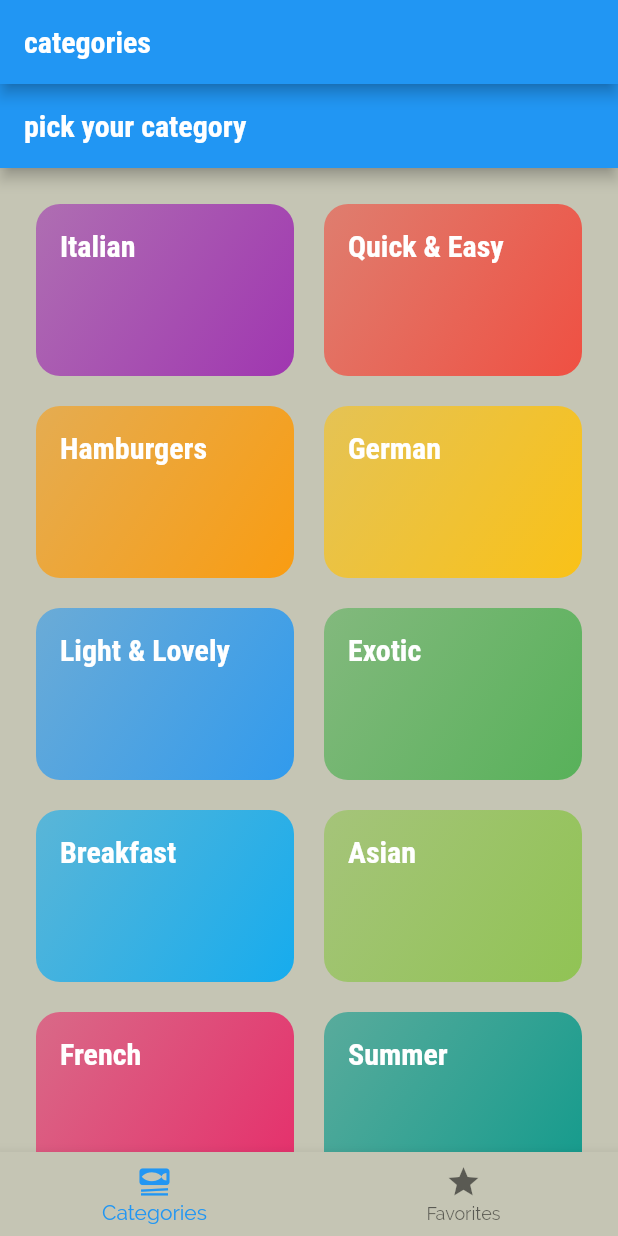
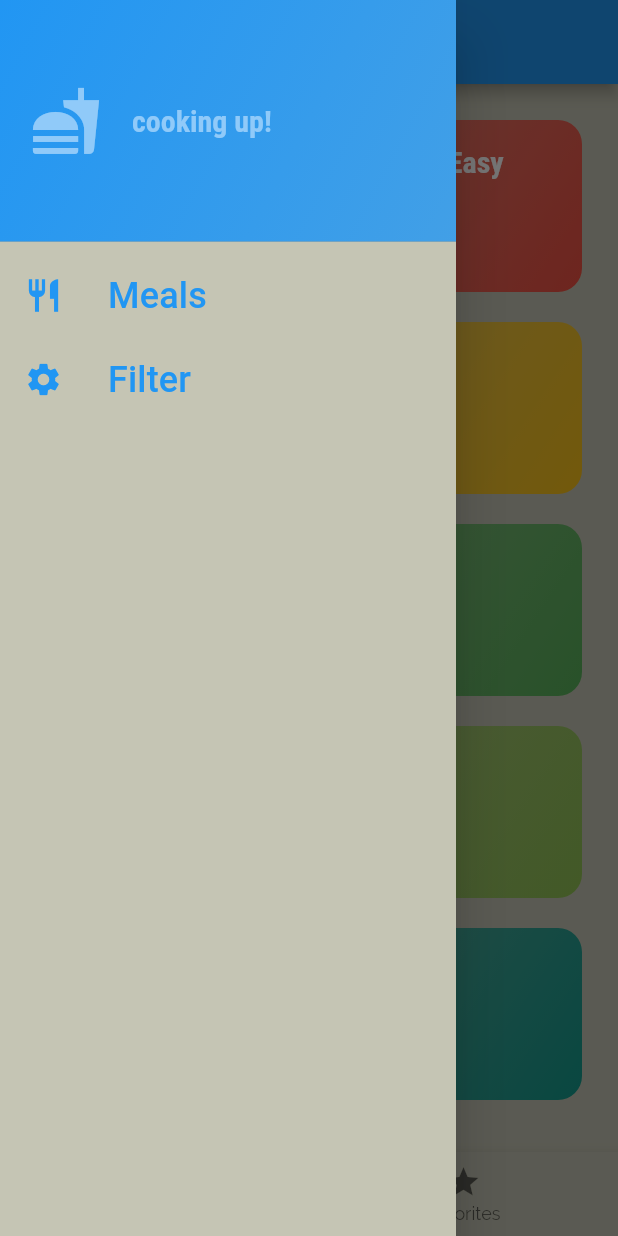
Before and after one commit to George-k-tech/meal_app, a Flutter app: the screen it shows after launch, with the side drawer open (before the commit the screen has no drawer), on a phone screen of 412 x 824 dp. Run offline on Flutter 3.47's test engine with Material 2 defaults, Android fonts, the phone set to English and light mode, and no system bars; our stand-ins replace transparent_image.

Commit message:
adding the drawers filtering meals

```diff
--- a/lib/screens/categories.dart
+++ b/lib/screens/categories.dart
@@ -1,14 +1,19 @@
 import 'package:flutter/material.dart';
+import 'package:meal_app/model/meal.dart';
 import 'package:meal_app/screens/meals.dart';
 import '../widgets/category_grid_item.dart';
 import '../data/dummy_data.dart';
 import '../model/category.dart';
 
 class Categories extends StatelessWidget {
-  const Categories({super.key});
+  const Categories({super.key, required this.onToggleFavorite, required this.availableMeals});
+
+  final void Function(Meal meal) onToggleFavorite;
+
+  final List<Meal> availableMeals;
 
   void _selectCategory(BuildContext context, Category category) {
-    final filteredMeals = dummyMeals
+    final filteredMeals = availableMeals
         .where(
           (meal) => meal.categories.contains(
             category.id,
@@ -18,19 +23,18 @@ class Categories extends StatelessWidget {
 
     Navigator.of(context).push(
       MaterialPageRoute(
-        builder: (ctx) =>
-            MealsScreen(title: category.title, meals: filteredMeals),
+        builder: (ctx) => MealsScreen(
+          title: category.title,
+          meals: filteredMeals,
+          onToggleFavorite: onToggleFavorite,
+        ),
       ),
     );
   }
 
   @override
   Widget build(BuildContext context) {
-    return Scaffold(
-      appBar: AppBar(
-        title: const Text('pick your category'),
-      ),
-      body: GridView(
+    return GridView(
       padding: const EdgeInsets.all(24),
       gridDelegate: const SliverGridDelegateWithFixedCrossAxisCount(
         crossAxisCount: 2,
@@ -48,7 +52,6 @@ class Categories extends StatelessWidget {
             },
           )
       ],
-      ),
     );
   }
 }
--- a/lib/screens/tabs.dart
+++ b/lib/screens/tabs.dart
@@ -1,6 +1,17 @@
 import 'package:flutter/material.dart';
+import 'package:meal_app/data/dummy_data.dart';
+import 'package:meal_app/model/meal.dart';
 import 'package:meal_app/screens/categories.dart';
+import 'package:meal_app/screens/filters.dart';
 import 'package:meal_app/screens/meals.dart';
+import 'package:meal_app/widgets/main_drawer.dart';
+
+const kInitialFilters = {
+  Filter.glutenFree: false,
+  Filter.lactoseFree: false,
+  Filter.vegeterian: false,
+  Filter.vegan: false,
+};
 
 class TabsScreen extends StatefulWidget {
   const TabsScreen({super.key});
@@ -11,6 +22,34 @@ class TabsScreen extends StatefulWidget {
 
 class _TabsScreenState extends State<TabsScreen> {
   int _selectedPageIndex = 0;
+  final List<Meal> _fovoriteMeals = [];
+
+  Map<Filter, bool> _selectedFilters = kInitialFilters;
+
+  void _showInfoMessage(String Message) {
+    ScaffoldMessenger.of(context).clearSnackBars();
+    ScaffoldMessenger.of(context).showSnackBar(
+      SnackBar(
+        content: Text(Message),
+      ),
+    );
+  }
+
+  void _toggleMealFavoriteStatus(Meal meal) {
+    final isExisting = _fovoriteMeals.contains(meal);
+
+    if (isExisting) {
+      setState(() {
+        _fovoriteMeals.remove(meal);
+      });
+      _showInfoMessage('meal is no longer a fovorite');
+    } else {
+      setState(() {
+        _fovoriteMeals.add(meal);
+      });
+      _showInfoMessage('meal marked as favorite');
+    }
+  }
 
   void _selectPage(int index) {
     setState(() {
@@ -18,23 +57,65 @@ class _TabsScreenState extends State<TabsScreen> {
     });
   }
 
+  void _setScreeen(String identifier) async {
+    Navigator.of(context).pop();
+    if (identifier == 'filters') {
+      final result = await Navigator.of(context).push<Map<Filter, bool>>(
+        MaterialPageRoute(
+          builder: (ctx) => FilterScreen(
+            currentFilter: _selectedFilters,
+          ),
+        ),
+      );
+      setState(() {
+        _selectedFilters = result ?? kInitialFilters;
+      });
+    }
+  }
+
   @override
   Widget build(BuildContext context) {
-    Widget activePage = const Categories();
-    var activePageTitle = 'categories';
+    final availableMeals = dummyMeals.where((meal) {
+      if (_selectedFilters[Filter.glutenFree]! && !meal.isGlutenFree) {
+        return false;
+      }
+      if (_selectedFilters[Filter.lactoseFree]! && !meal.isLactoseFree) {
+        return false;
+      }
+      if (_selectedFilters[Filter.vegeterian]! && !meal.isVegetarian) {
+        return false;
+      }
+      if (_selectedFilters[Filter.vegan]! && !meal.isVegan) {
+        return false;
+      }
+      return true;
+    }).toList();
+
+    Widget activePage = Categories(
+      onToggleFavorite: _toggleMealFavoriteStatus,
+      availableMeals: availableMeals,
+    );
+    var activePageTitle = 'Categories';
 
     if (_selectedPageIndex == 1) {
-      activePage = MealsScreen(title: 'favorites', meals: []);
-      activePageTitle = 'your favorites';
+      activePage = MealsScreen(
+        meals: _fovoriteMeals,
+        onToggleFavorite: _toggleMealFavoriteStatus,
+      );
+      activePageTitle = 'your Favorites';
     }
 
     return Scaffold(
       appBar: AppBar(
         title: Text(activePageTitle),
       ),
+      drawer: MainDrawer(
+        onSelectScreen: _setScreeen,
+      ),
       body: activePage,
       bottomNavigationBar: BottomNavigationBar(
         onTap: _selectPage,
+        currentIndex: _selectedPageIndex,
         items: const [
           BottomNavigationBarItem(
             icon: Icon(Icons.set_meal),
--- /dev/null
+++ b/lib/widgets/main_drawer.dart
@@ -0,0 +1,83 @@
+import 'package:flutter/material.dart';
+
+class MainDrawer extends StatelessWidget {
+  const MainDrawer({super.key, required this.onSelectScreen});
+
+  final void Function(String Identifier) onSelectScreen;
+
+  @override
+  Widget build(BuildContext context) {
+    return Drawer(
+      child: Column(
+        children: [
+          DrawerHeader(
+            padding: const EdgeInsets.all(20),
+            decoration: BoxDecoration(
+              gradient: LinearGradient(
+                colors: [
+                  Theme.of(context).colorScheme.primaryContainer,
+                  Theme.of(context)
+                      .colorScheme
+                      .primaryContainer
+                      .withOpacity(0.8)
+                ],
+                begin: Alignment.topLeft,
+                end: Alignment.bottomRight,
+              ),
+            ),
+            child: Row(
+              children: [
+                Icon(
+                  Icons.fastfood,
+                  size: 48,
+                  color: Theme.of(context).colorScheme.background,
+                ),
+                const SizedBox(
+                  width: 20,
+                ),
+                Text(
+                  'cooking up!',
+                  style: Theme.of(context).textTheme.titleLarge!.copyWith(
+                        color: Theme.of(context).colorScheme.background,
+                      ),
+                )
+              ],
+            ),
+          ),
+          ListTile(
+            leading: Icon(
+              Icons.restaurant,
+              size: 26,
+              color: Theme.of(context).colorScheme.primary,
+            ),
+            title: Text('Meals',
+                style: Theme.of(context).textTheme.titleSmall!.copyWith(
+                      color: Theme.of(context).colorScheme.primary,
+                      fontSize: 24,
+                    )),
+            onTap: () {
+              onSelectScreen(
+                'meals',
+              );
+            },
+          ),
+          ListTile(
+            leading: Icon(
+              Icons.settings,
+              size: 26,
+              color: Theme.of(context).colorScheme.primary,
+            ),
+            title: Text('Filter',
+                style: Theme.of(context).textTheme.titleSmall!.copyWith(
+                      color: Theme.of(context).colorScheme.primary,
+                      fontSize: 24,
+                    )),
+            onTap: () {
+              onSelectScreen('filters');
+            },
+          ),
+        ],
+      ),
+    );
+  }
+}
```
Also changed, not shown: lib/screens/filters.dart (added, +175 -0 lines), lib/screens/meals.dart (+17 -8 lines), lib/screens/meals_details.dart (+18 -6 lines). Lines whose indentation alone changed are shown as unchanged.
